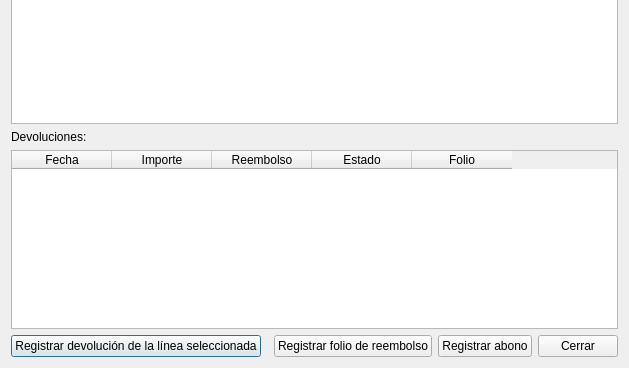
Qt form app/src/dialogs/ticketdetalledialog.ui (LXorro/Farmacia-PDV) before a commit; both pictures show x 0 to 629 and y 312 to 680 of the 629 by 680 pixel window.
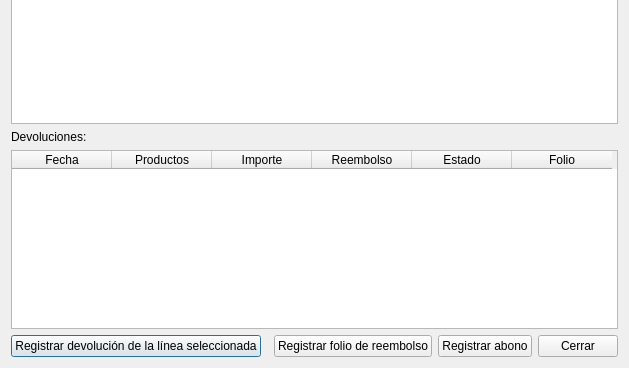
The same form after that commit.

The edit to the form file:
```diff
--- a/app/src/dialogs/ticketdetalledialog.ui
+++ b/app/src/dialogs/ticketdetalledialog.ui
@@ -48,6 +48,7 @@
    <item>
     <widget class="QTableWidget" name="tableDevoluciones">
      <column><property name="text"><string>Fecha</string></property></column>
+     <column><property name="text"><string>Productos</string></property></column>
      <column><property name="text"><string>Importe</string></property></column>
      <column><property name="text"><string>Reembolso</string></property></column>
      <column><property name="text"><string>Estado</string></property></column>
```
